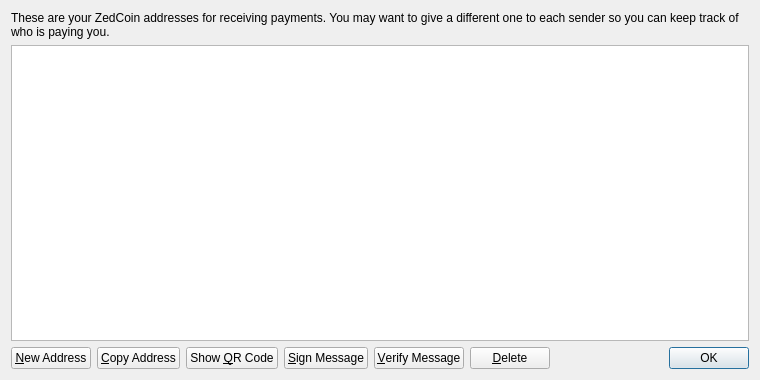
cryptovein/ZedCoin, file src/qt/forms/addressbookpage.ui: the form before one commit.
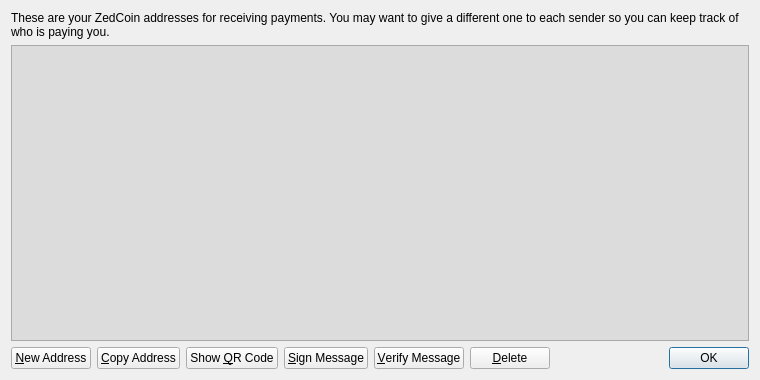
The form after the commit. Icons and pictures are not drawn.

The edit to the form file:
```diff
--- a/src/qt/forms/addressbookpage.ui
+++ b/src/qt/forms/addressbookpage.ui
@@ -35,6 +35,9 @@
      <property name="toolTip">
       <string>Double-click to edit address or label</string>
      </property>
+     <property name="styleSheet">
+      <string notr="true">background-color: rgb(220, 220, 220);</string>
+     </property>
      <property name="tabKeyNavigation">
       <bool>false</bool>
      </property>
```
